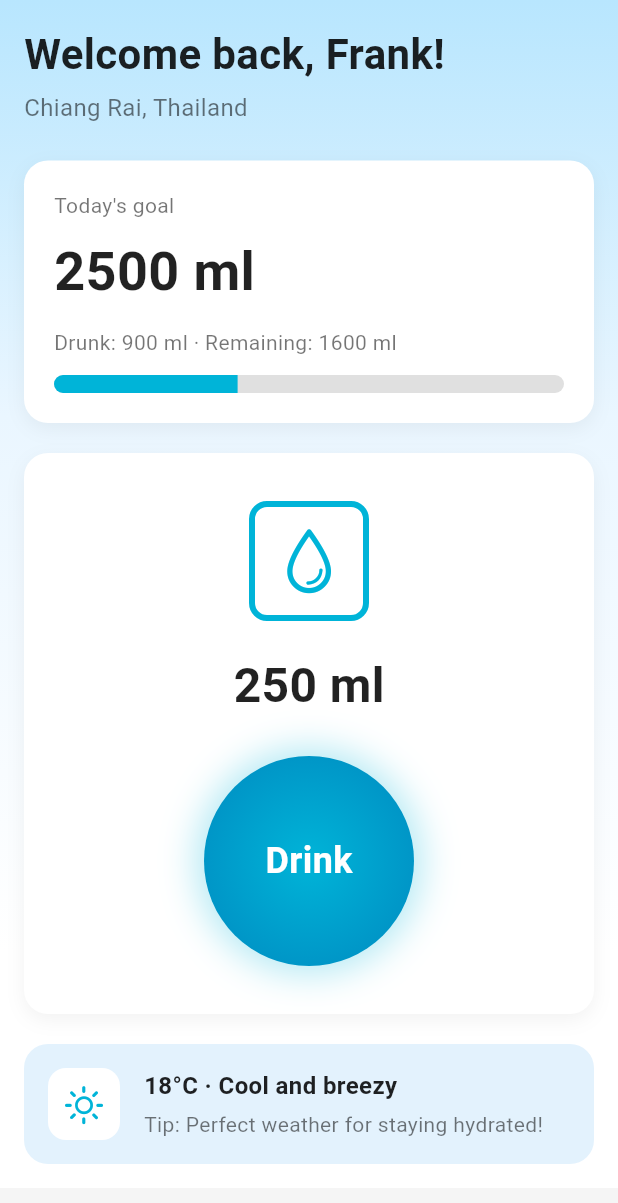
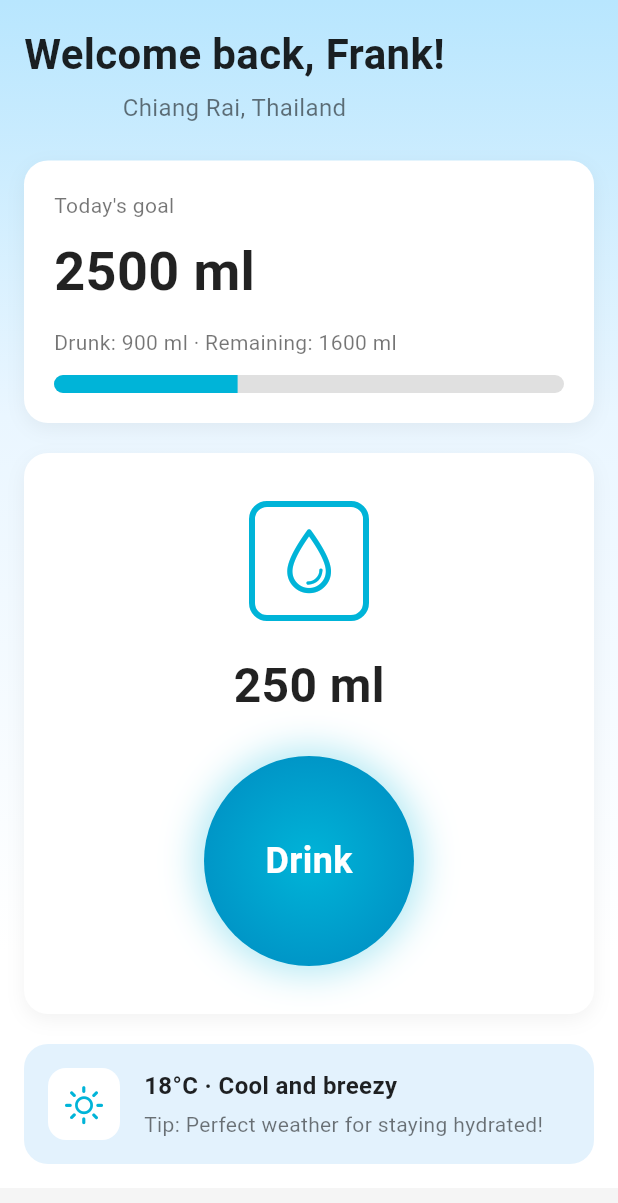
Before and after one commit to zwethu/Weather_Cup, a Flutter app: the HomeScreen screen opened directly, on a phone screen of 412 x 824 dp. Shown: the top 1203 px of the screen. Run offline on Flutter 3.47's test engine with Material 3 defaults, Android fonts, the phone set to English and light mode, and no system bars; our stand-ins replace go_router.

Commit message:
refactored home screen

```diff
--- a/lib/features/home/home_screen.dart
+++ b/lib/features/home/home_screen.dart
@@ -1,5 +1,7 @@
 import 'package:flutter/cupertino.dart';
 import 'package:flutter/material.dart';
+import 'package:weather_cup/features/home/widgets/weather_card.dart';
+import 'package:weather_cup/features/home/widgets/welcome_text.dart';
 
 import '../../core/theme/app_colors.dart';
 
@@ -21,25 +23,8 @@ class HomeScreen extends StatelessWidget {
               child: Column(
                 crossAxisAlignment: CrossAxisAlignment.start,
                 children: [
-                  // Welcome Header
-                  const Text(
-                    'Welcome back, Frank!',
-                    style: TextStyle(
-                      fontSize: 28,
-                      fontWeight: FontWeight.bold,
-                      color: Colors.black87,
-                    ),
-                  ),
-                  const SizedBox(height: 4),
-                  const Text(
-                    'Chiang Rai, Thailand',
-                    style: TextStyle(
-                      fontSize: 16,
-                      color: Colors.black54,
-                    ),
-                  ),
+                  const WelcomeText(),
                   const SizedBox(height: 24),
-
                   // Today's Goal Card
                   Container(
                     width: double.infinity,
@@ -103,7 +88,8 @@ class HomeScreen extends StatelessWidget {
                   // Drink Water Card
                   Container(
                     width: double.infinity,
-                    padding: const EdgeInsets.symmetric(vertical: 32, horizontal: 20),
+                    padding: const EdgeInsets.symmetric(
+                        vertical: 32, horizontal: 20),
                     decoration: BoxDecoration(
                       color: Colors.white,
                       borderRadius: BorderRadius.circular(16),
@@ -130,7 +116,8 @@ class HomeScreen extends StatelessWidget {
                             ),
                           ),
                           child: const Icon(
-                            CupertinoIcons.drop,  // ✅ Changed from Icons.local_drink_outlined
+                            CupertinoIcons
+                                .drop, // ✅ Changed from Icons.local_drink_outlined
                             size: 48,
                             color: Color(0xFF00B4D8),
                           ),
@@ -172,7 +159,8 @@ class HomeScreen extends StatelessWidget {
                                 // Handle drink button tap
                                 ScaffoldMessenger.of(context).showSnackBar(
                                   const SnackBar(
-                                    content: Text('Added 250 ml to your intake!'),
+                                    content:
+                                        Text('Added 250 ml to your intake!'),
                                     duration: Duration(seconds: 2),
                                   ),
                                 );
@@ -195,57 +183,7 @@ class HomeScreen extends StatelessWidget {
                     ),
                   ),
                   const SizedBox(height: 20),
-
-                  // Weather Tip Card
-                  Container(
-                    width: double.infinity,
-                    padding: const EdgeInsets.all(16),
-                    decoration: BoxDecoration(
-                      color: const Color(0xFFE3F2FD),
-                      borderRadius: BorderRadius.circular(16),
-                    ),
-                    child: Row(
-                      children: [
-                        Container(
-                          width: 48,
-                          height: 48,
-                          decoration: BoxDecoration(
-                            color: Colors.white,
-                            borderRadius: BorderRadius.circular(12),
-                          ),
-                          child: const Icon(
-                            CupertinoIcons.sun_max,  // ✅ Changed from Icons.wb_sunny_outlined
-                            size: 28,
-                            color: Color(0xFF00B4D8),
-                          ),
-                        ),
-                        const SizedBox(width: 16),
-                        const Expanded(
-                          child: Column(
-                            crossAxisAlignment: CrossAxisAlignment.start,
-                            children: [
-                              Text(
-                                '18°C · Cool and breezy',
-                                style: TextStyle(
-                                  fontSize: 16,
-                                  fontWeight: FontWeight.w600,
-                                  color: Colors.black87,
-                                ),
-                              ),
-                              SizedBox(height: 4),
-                              Text(
-                                'Tip: Perfect weather for staying hydrated!',
-                                style: TextStyle(
-                                  fontSize: 14,
-                                  color: Colors.black54,
-                                ),
-                              ),
-                            ],
-                          ),
-                        ),
-                      ],
-                    ),
-                  ),
+                  const WeatherCard(),
                 ],
               ),
             ),
--- /dev/null
+++ b/lib/features/home/widgets/weather_card.dart
@@ -0,0 +1,59 @@
+import 'package:flutter/cupertino.dart';
+import 'package:flutter/material.dart';
+
+class WeatherCard extends StatelessWidget {
+  const WeatherCard({super.key});
+
+  @override
+  Widget build(BuildContext context) {
+    return Container(
+      width: double.infinity,
+      padding: const EdgeInsets.all(16),
+      decoration: BoxDecoration(
+        color: const Color(0xFFE3F2FD),
+        borderRadius: BorderRadius.circular(16),
+      ),
+      child: Row(
+        children: [
+          Container(
+            width: 48,
+            height: 48,
+            decoration: BoxDecoration(
+              color: Colors.white,
+              borderRadius: BorderRadius.circular(12),
+            ),
+            child: const Icon(
+              CupertinoIcons.sun_max, // ✅ Changed from Icons.wb_sunny_outlined
+              size: 28,
+              color: Color(0xFF00B4D8),
+            ),
+          ),
+          const SizedBox(width: 16),
+          const Expanded(
+            child: Column(
+              crossAxisAlignment: CrossAxisAlignment.start,
+              children: [
+                Text(
+                  '18°C · Cool and breezy',
+                  style: TextStyle(
+                    fontSize: 16,
+                    fontWeight: FontWeight.w600,
+                    color: Colors.black87,
+                  ),
+                ),
+                SizedBox(height: 4),
+                Text(
+                  'Tip: Perfect weather for staying hydrated!',
+                  style: TextStyle(
+                    fontSize: 14,
+                    color: Colors.black54,
+                  ),
+                ),
+              ],
+            ),
+          ),
+        ],
+      ),
+    );
+  }
+}
--- /dev/null
+++ b/lib/features/home/widgets/welcome_text.dart
@@ -0,0 +1,30 @@
+import 'package:flutter/material.dart';
+
+class WelcomeText extends StatelessWidget {
+  const WelcomeText({super.key});
+
+  @override
+  Widget build(BuildContext context) {
+    return const Column(
+      children: [
+        // Welcome Header
+        const Text(
+          'Welcome back, Frank!',
+          style: TextStyle(
+            fontSize: 28,
+            fontWeight: FontWeight.bold,
+            color: Colors.black87,
+          ),
+        ),
+        const SizedBox(height: 4),
+        const Text(
+          'Chiang Rai, Thailand',
+          style: TextStyle(
+            fontSize: 16,
+            color: Colors.black54,
+          ),
+        ),
+      ],
+    );
+  }
+}
```
